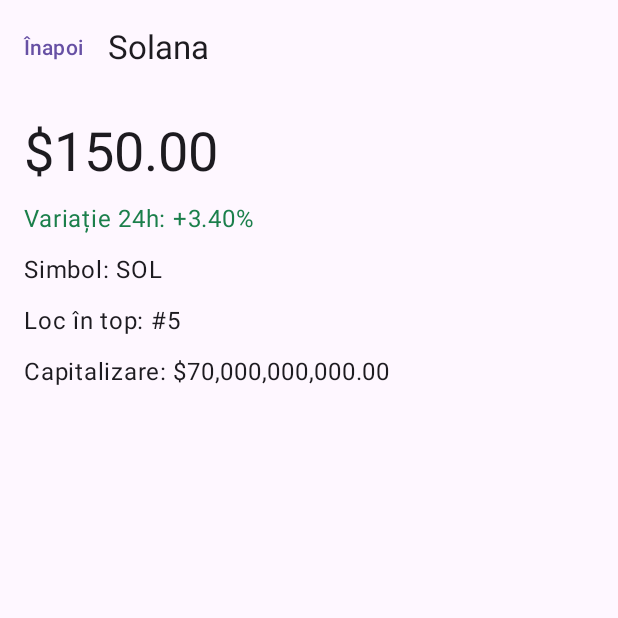
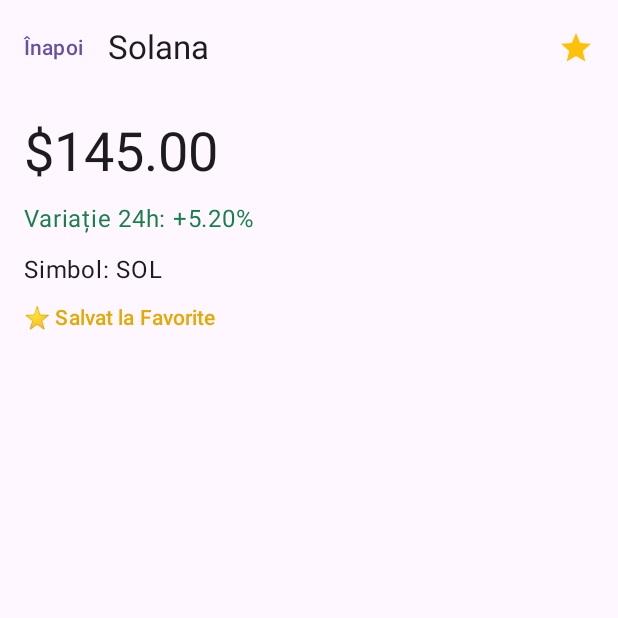
Before and after one commit to costinandrei153-blip/cmo-cryptowatch, an Android app built with Jetpack Compose: the screen it shows after launch (MainActivity), after a tap on "Solana", on a phone screen of 412 x 824 dp, the top half of it. Run offline under Robolectric (Android 15) with nearby library versions, the phone set to English and light mode, and no system bars; our stand-ins replace Room's generated code; 3 other taps on this screen came first.

Commit message:
Refactor MainActivity to integrate ViewModel and favorites
Refactored MainActivity to use ViewModel for crypto data and updated UI components to handle favorites.

```diff
--- a/app/src/main/java/ro/cmo/cryptowatch/MainActivity.kt
+++ b/app/src/main/java/ro/cmo/cryptowatch/MainActivity.kt
@@ -7,30 +7,27 @@ import androidx.compose.foundation.clickable
 import androidx.compose.foundation.layout.*
 import androidx.compose.foundation.lazy.LazyColumn
 import androidx.compose.foundation.lazy.items
+import androidx.compose.material.icons.Icons
+import androidx.compose.material.icons.filled.Star
+import androidx.compose.material.icons.outlined.Star
 import androidx.compose.material3.*
 import androidx.compose.runtime.Composable
+import androidx.compose.runtime.collectAsState
+import androidx.compose.runtime.getValue
 import androidx.compose.ui.Alignment
 import androidx.compose.ui.Modifier
 import androidx.compose.ui.graphics.Color
 import androidx.compose.ui.unit.dp
+import androidx.lifecycle.ViewModel
+import androidx.lifecycle.ViewModelProvider
+import androidx.lifecycle.viewmodel.compose.viewModel
 import androidx.navigation.compose.NavHost
 import androidx.navigation.compose.composable
 import androidx.navigation.compose.rememberNavController
-
-// Model: un element din listă
-data class Coin(
-    val id: String, val name: String, val symbol: String,
-    val price: Double, val change24h: Double, val marketCap: Double, val rank: Int
-)
-
-// Date de TEST (inventate, doar pentru checkpoint-ul cu lista). Se înlocuiesc cu date din API la C4.
-val sampleCoins = listOf(
-    Coin("bitcoin", "Bitcoin", "BTC", 65000.0, 1.8, 1_280_000_000_000.0, 1),
-    Coin("ethereum", "Ethereum", "ETH", 3200.0, -0.9, 385_000_000_000.0, 2),
-    Coin("solana", "Solana", "SOL", 150.0, 3.4, 70_000_000_000.0, 5),
-    Coin("cardano", "Cardano", "ADA", 0.45, -2.1, 16_000_000_000.0, 9),
-    Coin("dogecoin", "Dogecoin", "DOGE", 0.12, 0.5, 17_000_000_000.0, 8)
-)
+import ro.cmo.cryptowatch.data.CryptoDatabase
+import ro.cmo.cryptowatch.data.CryptoEntity
+import ro.cmo.cryptowatch.data.CryptoRepository
+import ro.cmo.cryptowatch.viewmodel.CryptoViewModel
 
 fun usd(v: Double) = "$" + String.format("%,.2f", v)
 fun pct(v: Double) = String.format("%+.2f%%", v)
@@ -39,41 +36,86 @@ fun changeColor(v: Double) = if (v >= 0) Color(0xFF1B7F4B) else Color(0xFFB3261E
 class MainActivity : ComponentActivity() {
     override fun onCreate(savedInstanceState: Bundle?) {
         super.onCreate(savedInstanceState)
-        setContent { MaterialTheme { App() } }
-    }
-}
 
-// Navigare între cele două ecrane
-@Composable
-fun App() {
-    val nav = rememberNavController()
-    NavHost(nav, startDestination = "list") {
-        composable("list") { ListScreen { id -> nav.navigate("detail/$id") } }
-        composable("detail/{id}") { entry ->
-            val coin = sampleCoins.first { it.id == entry.arguments?.getString("id") }
-            DetailScreen(coin) { nav.popBackStack() }
+        val database = CryptoDatabase.getDatabase(this)
+        val repository = CryptoRepository(database.cryptoDao())
+
+        val factory = object : ViewModelProvider.Factory {
+            override fun <T : ViewModel> create(modelClass: Class<T>): T {
+                return CryptoViewModel(repository) as T
+            }
+        }
+
+        setContent {
+            val viewModel: CryptoViewModel = viewModel(factory = factory)
+
+            MaterialTheme {
+                App(viewModel)
+            }
         }
     }
 }
 
-// Ecranul 1: lista
+@Composable
+fun App(viewModel: CryptoViewModel) {
+    val nav = rememberNavController()
+    val cryptos by viewModel.cryptoList.collectAsState()
+
+    NavHost(nav, startDestination = "list") {
+        composable("list") {
+            ListScreen(
+                cryptos = cryptos,
+                onOpen = { id -> nav.navigate("detail/$id") },
+                onFavoriteToggle = { coin -> viewModel.onFavoriteClick(coin) }
+            )
+        }
+        composable("detail/{id}") { entry ->
+            val coinId = entry.arguments?.getString("id")
+            val coin = cryptos.find { it.id == coinId }
+
+            if (coin != null) {
+                DetailScreen(
+                    coin = coin,
+                    onBack = { nav.popBackStack() },
+                    onFavoriteToggle = { viewModel.onFavoriteClick(coin) }
+                )
+            }
+        }
+    }
+}
+
 @OptIn(ExperimentalMaterial3Api::class)
 @Composable
-fun ListScreen(onOpen: (String) -> Unit) {
+fun ListScreen(
+    cryptos: List<CryptoEntity>,
+    onOpen: (String) -> Unit,
+    onFavoriteToggle: (CryptoEntity) -> Unit
+) {
     Scaffold(topBar = { TopAppBar(title = { Text("CryptoWatch") }) }) { pad ->
         LazyColumn(Modifier.padding(pad)) {
-            items(sampleCoins, key = { it.id }) { coin ->
+            items(cryptos, key = { it.id }) { coin ->
                 Row(
-                    Modifier.fillMaxWidth().clickable { onOpen(coin.id) }.padding(16.dp),
+                    Modifier
+                        .fillMaxWidth()
+                        .clickable { onOpen(coin.id) }
+                        .padding(16.dp),
                     verticalAlignment = Alignment.CenterVertically
                 ) {
-                    Column(Modifier.weight(1f)) {
+                    IconButton(onClick = { onFavoriteToggle(coin) }) {
+                        Icon(
+                            imageVector = if (coin.isFavorite) Icons.Filled.Star else Icons.Outlined.Star,
+                            contentDescription = "Favorite",
+                            tint = if (coin.isFavorite) Color(0xFFFFC107) else Color.Gray
+                        )
+                    }
+
+                    Column(Modifier.weight(1f).padding(start = 8.dp)) {
                         Text(coin.name, style = MaterialTheme.typography.titleMedium)
                         Text(coin.symbol, style = MaterialTheme.typography.bodySmall)
                     }
                     Column(horizontalAlignment = Alignment.End) {
-                        Text(usd(coin.price))
-                        Text(pct(coin.change24h), color = changeColor(coin.change24h))
+                        Text(usd(coin.currentPrice))
+                        Text(pct(coin.priceChange24h), color = changeColor(coin.priceChange24h))
                     }
                 }
                 HorizontalDivider()
@@ -82,22 +124,36 @@ fun ListScreen(onOpen: (String) -> Unit) {
     }
 }
 
-// Ecranul 2: detaliul elementului selectat
 @OptIn(ExperimentalMaterial3Api::class)
 @Composable
-fun DetailScreen(coin: Coin, onBack: () -> Unit) {
+fun DetailScreen(
+    coin: CryptoEntity,
+    onBack: () -> Unit,
+    onFavoriteToggle: () -> Unit
+) {
     Scaffold(topBar = {
         TopAppBar(
             title = { Text(coin.name) },
-            navigationIcon = { TextButton(onClick = onBack) { Text("Înapoi") } }
+            navigationIcon = { TextButton(onClick = onBack) { Text("Înapoi") } },
+            actions = {
+                IconButton(onClick = onFavoriteToggle) {
+                    Icon(
+                        imageVector = if (coin.isFavorite) Icons.Filled.Star else Icons.Outlined.Star,
+                        contentDescription = "Favorite",
+                        tint = if (coin.isFavorite) Color(0xFFFFC107) else Color.Gray
+                    )
+                }
+            }
         )
     }) { pad ->
         Column(Modifier.padding(pad).padding(16.dp), verticalArrangement = Arrangement.spacedBy(10.dp)) {
-            Text(usd(coin.price), style = MaterialTheme.typography.displaySmall)
-            Text("Variație 24h: " + pct(coin.change24h), color = changeColor(coin.change24h))
+            Text(usd(coin.currentPrice), style = MaterialTheme.typography.displaySmall)
+            Text("Variație 24h: " + pct(coin.priceChange24h), color = changeColor(coin.priceChange24h))
             Text("Simbol: ${coin.symbol}")
-            Text("Loc în top: #${coin.rank}")
-            Text("Capitalizare: " + usd(coin.marketCap))
+
+            if (coin.isFavorite) {
+                Text("⭐ Salvat la Favorite", color = Color(0xFFE6A800), style = MaterialTheme.typography.labelLarge)
+            }
         }
     }
 }
```
